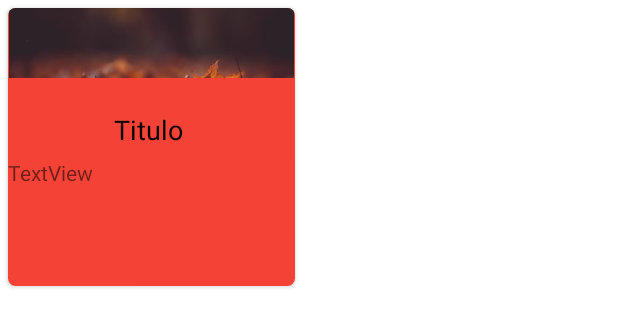
After one commit to DaikiYagami/ParentalHelper, an Android app: the layout destacados2_recyclerview_layout.xml on its own in the app's theme, with its tools: preview values and no code run, on a phone screen of 412 x 824 dp. The commit adds this screen. Shown: the top 327 px of the screen. Run offline under Robolectric (Android 15) with nearby library versions, the phone set to English and light mode, and no system bars.

Commit message:
vamos que se puede!! falta insertar videos y hacer funcionar cardviews hacia abajo

```diff
--- /dev/null
+++ b/ParentalHelper/app/src/main/res/layout/destacados2_recyclerview_layout.xml
@@ -0,0 +1,59 @@
+<?xml version="1.0" encoding="utf-8"?>
+<androidx.cardview.widget.CardView xmlns:android="http://schemas.android.com/apk/res/android"
+    xmlns:app="http://schemas.android.com/apk/res-auto"
+    xmlns:tools="http://schemas.android.com/tools"
+    android:id="@+id/destacado_cardView"
+    android:layout_width="wrap_content"
+    android:layout_height="wrap_content"
+    android:layout_margin="5dp"
+    app:cardCornerRadius="5dp">
+
+    <androidx.constraintlayout.widget.ConstraintLayout
+        android:layout_width="match_parent"
+        android:layout_height="185dp"
+        android:background="#F44336"
+        android:orientation="vertical">
+
+        <ImageView
+            android:id="@+id/imageView"
+            android:layout_width="190dp"
+            android:layout_height="50dp"
+            android:layout_marginBottom="9dp"
+            android:scaleType="centerCrop"
+            android:src="@drawable/bg15_opt"
+            app:layout_constraintBottom_toTopOf="@+id/tv_titulo"
+            app:layout_constraintEnd_toEndOf="parent"
+            app:layout_constraintStart_toStartOf="parent"
+            app:layout_constraintTop_toTopOf="parent" />
+
+        <TextView
+            android:id="@+id/tv_titulo"
+            android:layout_width="187dp"
+            android:layout_height="33dp"
+            android:layout_marginTop="8dp"
+            android:layout_marginBottom="3dp"
+            android:gravity="center"
+            android:padding="5dp"
+            android:text="Titulo"
+            android:textColor="@color/black"
+            android:textSize="18sp"
+            app:layout_constraintBottom_toTopOf="@+id/tv_descripcionShort"
+            app:layout_constraintEnd_toEndOf="parent"
+            app:layout_constraintHorizontal_bias="0.0"
+            app:layout_constraintStart_toStartOf="parent"
+            app:layout_constraintTop_toBottomOf="@+id/imageView" />
+
+        <TextView
+            android:id="@+id/tv_descripcionShort"
+            android:layout_width="191dp"
+            android:layout_height="81dp"
+            android:layout_marginBottom="8dp"
+            android:text="TextView"
+            app:layout_constraintBottom_toBottomOf="parent"
+            app:layout_constraintEnd_toEndOf="parent"
+            app:layout_constraintStart_toStartOf="parent"
+            app:layout_constraintTop_toBottomOf="@+id/tv_titulo" />
+
+    </androidx.constraintlayout.widget.ConstraintLayout>
+
+</androidx.cardview.widget.CardView>
```
Also changed, not shown: ParentalHelper/app/src/main/java/com/tomaspev/parentalhelper/Destacados.kt (+3 -8 lines), ParentalHelper/app/src/main/java/com/tomaspev/parentalhelper/DetalleContenido.kt (+9 -6 lines), ParentalHelper/app/src/main/java/com/tomaspev/parentalhelper/ListadoDestacadoAdapter.kt (added, +47 -0 lines), ParentalHelper/app/src/main/res/layout/activity_destacados.xml (+13 -6 lines), ParentalHelper/app/src/main/res/layout/activity_detalle_contenido.xml (+103 -23 lines).
